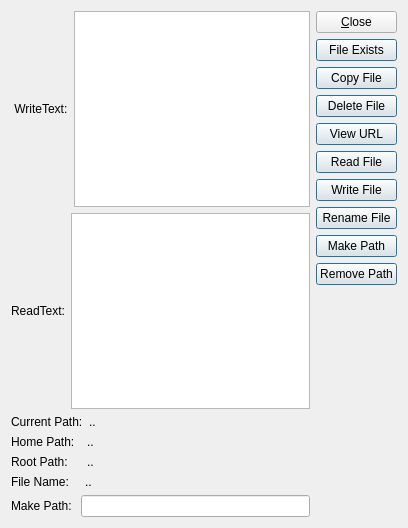
WooodHead/xtuple, file sample_scripts/trunk/resources/client/uiforms/FileDemo.ui: the form before one commit.
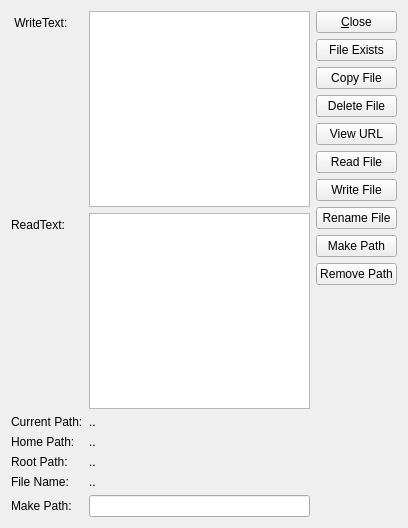
The form after the commit.

```diff
--- a/sample_scripts/trunk/resources/client/uiforms/FileDemo.ui
+++ b/sample_scripts/trunk/resources/client/uiforms/FileDemo.ui
@@ -12,53 +12,72 @@
   <property name="windowTitle" >
    <string>File Control Demo</string>
   </property>
-  <layout class="QHBoxLayout" >
+  <layout class="QHBoxLayout" name="horizontalLayout">
    <item>
-    <layout class="QVBoxLayout" >
-     <property name="spacing" >
-      <number>6</number>
-     </property>
-     <item>
-      <layout class="QHBoxLayout" >
-       <item>
-        <widget class="QLabel" name="_label1" >
-         <property name="text" >
-          <string> WriteText:</string>
-         </property>
-        </widget>
-       </item>
-       <item>
-        <widget class="QTextEdit" name="_WriteText" />
-       </item>
-      </layout>
-     </item>
-     <item>
-      <layout class="QHBoxLayout" >
-       <item>
-        <widget class="QLabel" name="_label2" >
-         <property name="text" >
+    <layout class="QFormLayout" name="formLayout">
+     <item row="1" column="1">
+      <widget class="QTextEdit" name="_WriteText"/>
+     </item>
+     <item row="2" column="0">
+      <widget class="QLabel" name="_label2">
+       <property name="text">
           <string>ReadText:</string>
          </property>
         </widget>
        </item>
-       <item>
-        <widget class="QTextEdit" name="_readText" >
-         <property name="html" >
-          <string>&lt;html>&lt;head>&lt;meta name="qrichtext" content="1" />&lt;style type="text/css">
+     <item row="2" column="1">
+      <widget class="QTextEdit" name="_readText">
+       <property name="html">
+        <string>&lt;!DOCTYPE HTML PUBLIC &quot;-//W3C//DTD HTML 4.0//EN&quot; &quot;http://www.w3.org/TR/REC-html40/strict.dtd&quot;&gt;
+&lt;html&gt;&lt;head&gt;&lt;meta name=&quot;qrichtext&quot; content=&quot;1&quot; /&gt;&lt;style type=&quot;text/css&quot;&gt;
 p, li { white-space: pre-wrap; }
-&lt;/style>&lt;/head>&lt;body style=" font-family:'Sans Serif'; font-size:9pt; font-weight:400; font-style:normal;">
-&lt;p style="-qt-paragraph-type:empty; margin-top:0px; margin-bottom:0px; margin-left:0px; margin-right:0px; -qt-block-indent:0; text-indent:0px;">&lt;/p>&lt;/body>&lt;/html></string>
+&lt;/style&gt;&lt;/head&gt;&lt;body style=&quot; font-family:'Lucida Grande'; font-size:13pt; font-weight:400; font-style:normal;&quot;&gt;
+&lt;p style=&quot;-qt-paragraph-type:empty; margin-top:0px; margin-bottom:0px; margin-left:0px; margin-right:0px; -qt-block-indent:0; text-indent:0px; font-family:'Sans Serif'; font-size:9pt;&quot;&gt;&lt;/p&gt;&lt;/body&gt;&lt;/html&gt;</string>
          </property>
         </widget>
        </item>
-      </layout>
+     <item row="4" column="1">
+      <widget class="QLabel" name="_CurrentPath">
+       <property name="text">
+        <string>..</string>
+       </property>
+      </widget>
      </item>
-     <item>
-      <layout class="QHBoxLayout" >
-       <item>
-        <widget class="QLabel" name="_label4" >
-         <property name="sizePolicy" >
-          <sizepolicy vsizetype="Preferred" hsizetype="Fixed" >
+     <item row="6" column="1">
+      <widget class="QLabel" name="_HomePath">
+       <property name="text">
+        <string>..</string>
+       </property>
+      </widget>
+     </item>
+     <item row="8" column="1">
+      <widget class="QLabel" name="_RootPath">
+       <property name="text">
+        <string>..</string>
+       </property>
+      </widget>
+     </item>
+     <item row="10" column="1">
+      <widget class="QLabel" name="_FileName">
+       <property name="text">
+        <string>..</string>
+       </property>
+      </widget>
+     </item>
+     <item row="12" column="1">
+      <widget class="QLineEdit" name="_mkpathtext"/>
+     </item>
+     <item row="1" column="0">
+      <widget class="QLabel" name="_label1">
+       <property name="text">
+        <string> WriteText:</string>
+       </property>
+      </widget>
+     </item>
+     <item row="4" column="0">
+      <widget class="QLabel" name="_label4">
+       <property name="sizePolicy">
+        <sizepolicy hsizetype="Fixed" vsizetype="Preferred">
            <horstretch>0</horstretch>
            <verstretch>0</verstretch>
           </sizepolicy>
@@ -68,21 +87,10 @@
          </property>
         </widget>
        </item>
-       <item>
-        <widget class="QLabel" name="_CurrentPath" >
-         <property name="text" >
-          <string>..</string>
-         </property>
-        </widget>
-       </item>
-      </layout>
-     </item>
-     <item>
-      <layout class="QHBoxLayout" >
-       <item>
-        <widget class="QLabel" name="_label5" >
-         <property name="sizePolicy" >
-          <sizepolicy vsizetype="Preferred" hsizetype="Fixed" >
+     <item row="6" column="0">
+      <widget class="QLabel" name="_label5">
+       <property name="sizePolicy">
+        <sizepolicy hsizetype="Fixed" vsizetype="Preferred">
            <horstretch>0</horstretch>
            <verstretch>0</verstretch>
           </sizepolicy>
@@ -92,21 +100,10 @@
          </property>
         </widget>
        </item>
-       <item>
-        <widget class="QLabel" name="_HomePath" >
-         <property name="text" >
-          <string>..</string>
-         </property>
-        </widget>
-       </item>
-      </layout>
-     </item>
-     <item>
-      <layout class="QHBoxLayout" >
-       <item>
-        <widget class="QLabel" name="_label7" >
-         <property name="sizePolicy" >
-          <sizepolicy vsizetype="Preferred" hsizetype="Fixed" >
+     <item row="8" column="0">
+      <widget class="QLabel" name="_label7">
+       <property name="sizePolicy">
+        <sizepolicy hsizetype="Fixed" vsizetype="Preferred">
            <horstretch>0</horstretch>
            <verstretch>0</verstretch>
           </sizepolicy>
@@ -116,21 +113,10 @@
          </property>
         </widget>
        </item>
-       <item>
-        <widget class="QLabel" name="_RootPath" >
-         <property name="text" >
-          <string>..</string>
-         </property>
-        </widget>
-       </item>
-      </layout>
-     </item>
-     <item>
-      <layout class="QHBoxLayout" >
-       <item>
-        <widget class="QLabel" name="_label6" >
-         <property name="sizePolicy" >
-          <sizepolicy vsizetype="Preferred" hsizetype="Fixed" >
+     <item row="10" column="0">
+      <widget class="QLabel" name="_label6">
+       <property name="sizePolicy">
+        <sizepolicy hsizetype="Fixed" vsizetype="Preferred">
            <horstretch>0</horstretch>
            <verstretch>0</verstretch>
           </sizepolicy>
@@ -140,21 +126,10 @@
          </property>
         </widget>
        </item>
-       <item>
-        <widget class="QLabel" name="_FileName" >
-         <property name="text" >
-          <string>..</string>
-         </property>
-        </widget>
-       </item>
-      </layout>
-     </item>
-     <item>
-      <layout class="QHBoxLayout" >
-       <item>
-        <widget class="QLabel" name="_label3" >
-         <property name="sizePolicy" >
-          <sizepolicy vsizetype="Preferred" hsizetype="Fixed" >
+     <item row="12" column="0">
+      <widget class="QLabel" name="_label3">
+       <property name="sizePolicy">
+        <sizepolicy hsizetype="Fixed" vsizetype="Preferred">
            <horstretch>0</horstretch>
            <verstretch>0</verstretch>
           </sizepolicy>
@@ -164,15 +139,10 @@
          </property>
         </widget>
        </item>
-       <item>
-        <widget class="QLineEdit" name="_mkpathtext" />
-       </item>
-      </layout>
-     </item>
-    </layout>
-   </item>
+    </layout>
+   </item>
    <item>
-    <layout class="QVBoxLayout" >
+    <layout class="QVBoxLayout">
      <item>
       <widget class="QPushButton" name="_close" >
        <property name="text" >
@@ -181,92 +151,92 @@
       </widget>
      </item>
      <item>
-      <widget class="QPushButton" name="_FileExsits" >
-       <property name="text" >
+      <widget class="QPushButton" name="_FileExsits">
+       <property name="text">
         <string>File Exists</string>
        </property>
-       <property name="default" >
-        <bool>true</bool>
+       <property name="default">
+        <bool>false</bool>
        </property>
       </widget>
      </item>
      <item>
-      <widget class="QPushButton" name="_copy" >
-       <property name="text" >
+      <widget class="QPushButton" name="_copy">
+       <property name="text">
         <string>Copy File</string>
        </property>
-       <property name="default" >
-        <bool>true</bool>
+       <property name="default">
+        <bool>false</bool>
        </property>
       </widget>
      </item>
      <item>
-      <widget class="QPushButton" name="_delete" >
-       <property name="text" >
+      <widget class="QPushButton" name="_delete">
+       <property name="text">
         <string>Delete File</string>
        </property>
-       <property name="default" >
-        <bool>true</bool>
+       <property name="default">
+        <bool>false</bool>
        </property>
       </widget>
      </item>
      <item>
-      <widget class="QPushButton" name="_viewUrl" >
-       <property name="text" >
+      <widget class="QPushButton" name="_viewUrl">
+       <property name="text">
         <string>View URL</string>
        </property>
-       <property name="default" >
-        <bool>true</bool>
+       <property name="default">
+        <bool>false</bool>
        </property>
       </widget>
      </item>
      <item>
-      <widget class="QPushButton" name="_ReadFile" >
-       <property name="text" >
+      <widget class="QPushButton" name="_ReadFile">
+       <property name="text">
         <string>Read File</string>
        </property>
-       <property name="default" >
-        <bool>true</bool>
+       <property name="default">
+        <bool>false</bool>
        </property>
       </widget>
      </item>
      <item>
-      <widget class="QPushButton" name="_WriteFile" >
-       <property name="text" >
+      <widget class="QPushButton" name="_WriteFile">
+       <property name="text">
         <string>Write File</string>
        </property>
-       <property name="default" >
-        <bool>true</bool>
+       <property name="default">
+        <bool>false</bool>
        </property>
       </widget>
      </item>
      <item>
-      <widget class="QPushButton" name="_renameFile" >
-       <property name="text" >
+      <widget class="QPushButton" name="_renameFile">
+       <property name="text">
         <string>Rename File</string>
        </property>
-       <property name="default" >
-        <bool>true</bool>
+       <property name="default">
+        <bool>false</bool>
        </property>
       </widget>
      </item>
      <item>
-      <widget class="QPushButton" name="_makePath" >
-       <property name="text" >
+      <widget class="QPushButton" name="_makePath">
+       <property name="text">
         <string>Make Path</string>
        </property>
-       <property name="default" >
-        <bool>true</bool>
+       <property name="default">
+        <bool>false</bool>
        </property>
       </widget>
      </item>
      <item>
-      <widget class="QPushButton" name="_removePath" >
-       <property name="text" >
+      <widget class="QPushButton" name="_removePath">
+       <property name="text">
         <string>Remove Path</string>
        </property>
-       <property name="default" >
-        <bool>true</bool>
+       <property name="default">
+        <bool>false</bool>
        </property>
       </widget>
      </item>
```
Left out of the diff: 34 changed lines with no effect on the pictures. Lines whose indentation alone changed are shown as unchanged.
